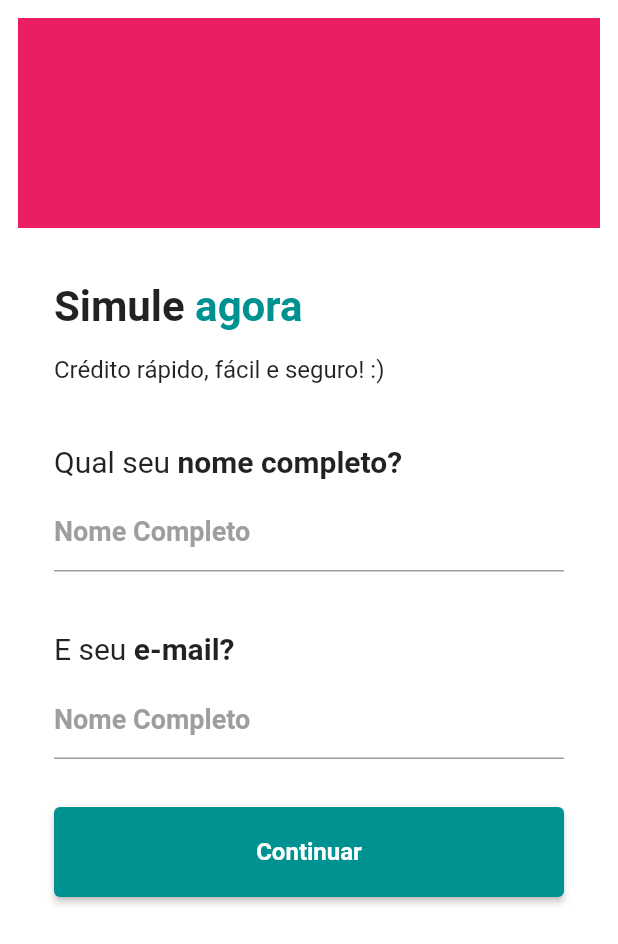
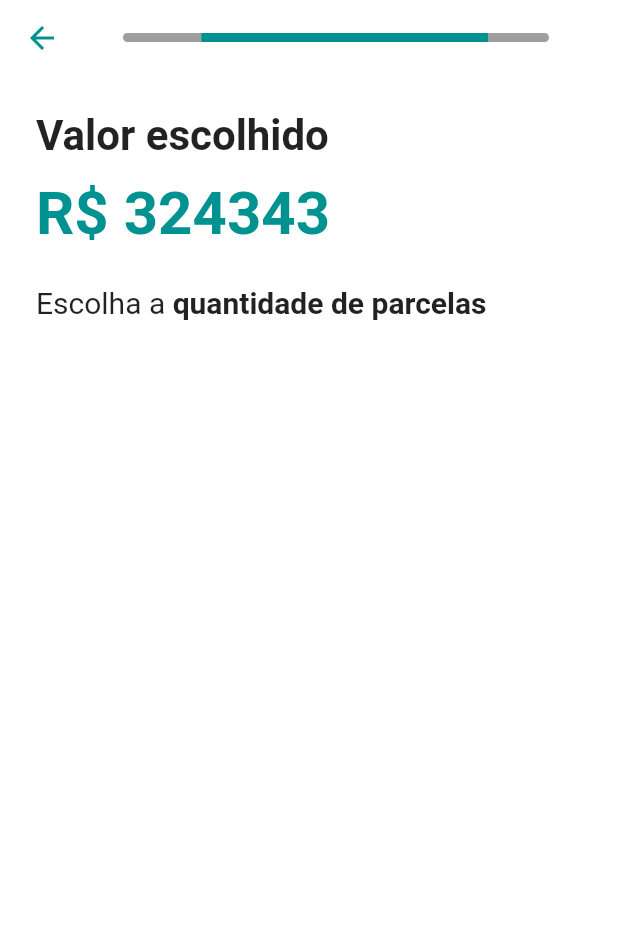
Before and after one commit to giofacul/repo-rispar-test, a Flutter app: the screen it shows after launch, on a phone screen of 412 x 824 dp. Shown: the top 944 px of the screen. Run offline on Flutter 3.47's test engine with Material 2 defaults, Android fonts, the phone set to English and light mode, and no system bars.

Commit message:
login screen

```diff
--- a/app_rispar/lib/bloc/screens/login_screen.dart
+++ b/app_rispar/lib/bloc/screens/login_screen.dart
@@ -1,3 +1,4 @@
+import 'package:app_rispar/bloc/screens/home_page_screen.dart';
 import 'package:flutter/material.dart';
 
 class LoginScreen extends StatelessWidget {
@@ -13,10 +14,9 @@ class LoginScreen extends StatelessWidget {
           child: Column(
             children: [
               Container(
-                height: 140,
-                width: MediaQuery.of(context).size.width * 1,
-                color: Colors.pink,
-              ),
+                  height: 300,
+                  width: MediaQuery.of(context).size.width * 1,
+                  child: Image.asset("images/rispar_login.png")),
               Padding(
                 padding: const EdgeInsets.all(24),
                 child: Column(
@@ -27,8 +27,8 @@ class LoginScreen extends StatelessWidget {
                         children: [
                           const Text(
                             "Simule ",
-                            style:
-                                TextStyle(fontSize: 28, fontWeight: FontWeight.bold),
+                            style: TextStyle(
+                                fontSize: 28, fontWeight: FontWeight.bold),
                           ),
                           Text(
                             "agora ",
@@ -60,37 +60,36 @@ class LoginScreen extends StatelessWidget {
                           ),
                           Text(
                             "nome completo?",
-                            style:
-                            TextStyle(fontSize: 20, fontWeight: FontWeight.bold),
+                            style: TextStyle(
+                                fontSize: 20, fontWeight: FontWeight.bold),
                           ),
                         ],
                       ),
                     ),
                     TextFormField(
                       textAlign: TextAlign.start,
-                      keyboardType: TextInputType.numberWithOptions(),
+                      keyboardType: TextInputType.name,
                       decoration: InputDecoration(
                         enabledBorder: UnderlineInputBorder(
                           borderSide: BorderSide(color: Colors.grey),
                         ),
                         focusedBorder: UnderlineInputBorder(
                           borderSide:
-                          BorderSide(color: Theme.of(context).primaryColor),
+                              BorderSide(color: Theme.of(context).primaryColor),
                         ),
                         prefixStyle: TextStyle(
                             color: Theme.of(context).primaryColor,
                             fontSize: 28,
                             fontWeight: FontWeight.bold),
-                        hintStyle: const TextStyle(fontSize: 18, color: Colors.grey),
+                        hintStyle:
+                            const TextStyle(fontSize: 18, color: Colors.grey),
                         hintText: 'Nome Completo',
                       ),
                       style: TextStyle(
-                          fontSize: 32,
+                          fontSize: 18,
                           color: Theme.of(context).primaryColor,
                           fontWeight: FontWeight.bold),
                     ),
-
-
                     Padding(
                       padding: const EdgeInsets.only(top: 40),
                       child: Row(
@@ -101,36 +100,36 @@ class LoginScreen extends StatelessWidget {
                           ),
                           Text(
                             "e-mail?",
-                            style:
-                            TextStyle(fontSize: 20, fontWeight: FontWeight.bold),
+                            style: TextStyle(
+                                fontSize: 20, fontWeight: FontWeight.bold),
                           ),
                         ],
                       ),
                     ),
                     TextFormField(
                       textAlign: TextAlign.start,
-                      keyboardType: TextInputType.numberWithOptions(),
+                      keyboardType: TextInputType.emailAddress,
                       decoration: InputDecoration(
                         enabledBorder: UnderlineInputBorder(
                           borderSide: BorderSide(color: Colors.grey),
                         ),
                         focusedBorder: UnderlineInputBorder(
                           borderSide:
-                          BorderSide(color: Theme.of(context).primaryColor),
+                              BorderSide(color: Theme.of(context).primaryColor),
                         ),
                         prefixStyle: TextStyle(
                             color: Theme.of(context).primaryColor,
                             fontSize: 28,
                             fontWeight: FontWeight.bold),
-                        hintStyle: const TextStyle(fontSize: 18, color: Colors.grey),
-                        hintText: 'Nome Completo',
+                        hintStyle:
+                            const TextStyle(fontSize: 18, color: Colors.grey),
+                        hintText: 'seuemail@email.com',
                       ),
                       style: TextStyle(
-                          fontSize: 32,
+                          fontSize: 18,
                           color: Theme.of(context).primaryColor,
                           fontWeight: FontWeight.bold),
                     ),
-
                     Padding(
                       padding: const EdgeInsets.only(top: 32),
                       child: SizedBox(
@@ -138,13 +137,20 @@ class LoginScreen extends StatelessWidget {
                         height: 60,
                         child: ElevatedButton(
                           style: ElevatedButton.styleFrom(
-                            primary: Theme.of(context).primaryColor, // Background color
+                            primary: Theme.of(context)
+                                .primaryColor, // Background color
                           ),
-                          onPressed: () {},
-                          child: Text(
+                          child: const Text(
                             "Continuar",
-                            style: TextStyle(fontWeight: FontWeight.bold, fontSize: 16),
+                            style: TextStyle(
+                                fontWeight: FontWeight.bold, fontSize: 16),
                           ),
+                          onPressed: () {
+                            Navigator.push(
+                                context,
+                                MaterialPageRoute(
+                                    builder: (context) => const HomePageScreen()));
+                          },
                         ),
                       ),
                     )
--- /dev/null
+++ b/app_rispar/lib/bloc/screens/simulation_value_selected.dart
@@ -0,0 +1,50 @@
+import 'package:app_rispar/bloc/screens/custom_app_bar.dart';
+import 'package:flutter/material.dart';
+
+class SimulationValueSelected extends StatelessWidget {
+  const SimulationValueSelected({Key? key}) : super(key: key);
+
+  @override
+  Widget build(BuildContext context) {
+    return Scaffold(
+      backgroundColor: Colors.white,
+      appBar: CustomTopAppBar(valueProgressAppBar: 0.66),
+      body: Padding(
+        padding: const EdgeInsets.all(24),
+        child: Column(
+          crossAxisAlignment: CrossAxisAlignment.start,
+          children: [
+            Text(
+              textAlign: TextAlign.start,
+              'Valor escolhido',
+              style: TextStyle(fontSize: 28, fontWeight: FontWeight.bold),
+            ),
+            SizedBox(height: 12,),
+            Text(
+              'R\$ 324343',
+              style: TextStyle(
+                  fontSize: 40,
+                  fontWeight: FontWeight.bold,
+                  color: Theme.of(context).primaryColor),
+              textAlign: TextAlign.left,
+            ),
+            SizedBox(height: 24,),
+            Row(
+              children: const [
+                Text(
+                  "Escolha a ",
+                  style: TextStyle(fontSize: 20),
+                ),
+                Text(
+                  "quantidade de parcelas",
+                  style: TextStyle(
+                      fontSize: 20, fontWeight: FontWeight.bold),
+                ),
+              ],
+            ),
+          ],
+        ),
+      ),
+    );
+  }
+}
--- a/app_rispar/lib/main.dart
+++ b/app_rispar/lib/main.dart
@@ -1,5 +1,6 @@
 import 'package:app_rispar/bloc/screens/home_page_screen.dart';
 import 'package:app_rispar/bloc/screens/login_screen.dart';
+import 'package:app_rispar/bloc/screens/simulation_value_selected.dart';
 import 'package:flutter/material.dart';
 
 void main() {
@@ -19,7 +20,7 @@ class MyApp extends StatelessWidget {
         primarySwatch: Colors.blue,
         primaryColor: Color.fromARGB(255, 0, 145, 145)
       ),
-      home: const LoginScreen(),
+      home: const SimulationValueSelected(),
     );
   }
 }
--- a/app_rispar/pubspec.yaml
+++ b/app_rispar/pubspec.yaml
@@ -56,10 +56,9 @@ flutter:
   # included with your application, so that you can use the icons in
   # the material Icons class.
   uses-material-design: true
+  assets:
+     - images/
 
-  # To add assets to your application, add an assets section, like this:
-  # assets:
-  #   - images/a_dot_burr.jpeg
   #   - images/a_dot_ham.jpeg
 
   # An image asset can refer to one or more resolution-specific "variants", see
```
Also changed, not shown: app_rispar/lib/bloc/screens/home_page_screen.dart (+9 -4 lines), app_rispar/images/rispar_login.png (added).
